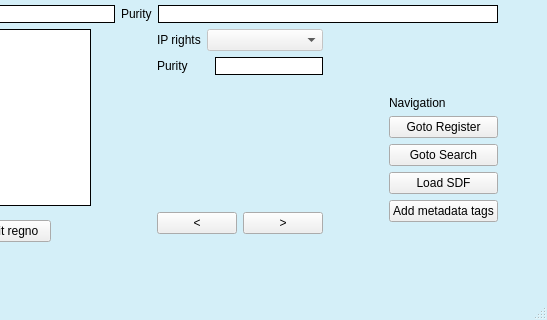
Old version of the form chemReg/assets/searchchem.ui in the repository dahlbma/scarab_tornado; both pictures show x 693 to 1240 and y 477 to 797 of the 1240 by 797 pixel window.
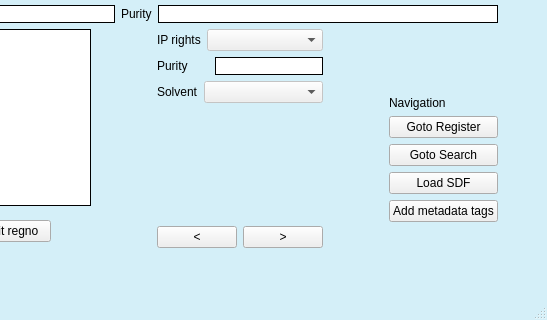
New version of the form.

Commit message: show solvent in reg and search

Patch:
```diff
--- a/chemReg/assets/searchchem.ui
+++ b/chemReg/assets/searchchem.ui
@@ -1212,6 +1212,33 @@
             </item>
            </layout>
           </item>
+          <item>
+           <layout class="QHBoxLayout" name="horizontalLayout_5">
+            <item>
+             <widget class="QLabel" name="label_24">
+              <property name="sizePolicy">
+               <sizepolicy hsizetype="Maximum" vsizetype="Preferred">
+                <horstretch>0</horstretch>
+                <verstretch>0</verstretch>
+               </sizepolicy>
+              </property>
+              <property name="text">
+               <string>Solvent</string>
+              </property>
+             </widget>
+            </item>
+            <item>
+             <widget class="QComboBox" name="solvent_cb">
+              <property name="enabled">
+               <bool>false</bool>
+              </property>
+              <property name="focusPolicy">
+               <enum>Qt::StrongFocus</enum>
+              </property>
+             </widget>
+            </item>
+           </layout>
+          </item>
           <item>
            <spacer name="verticalSpacer_10">
             <property name="orientation">
```
Left out of the diff: 2 changed lines with no effect on the pictures. The commit also changes 3 other files.
